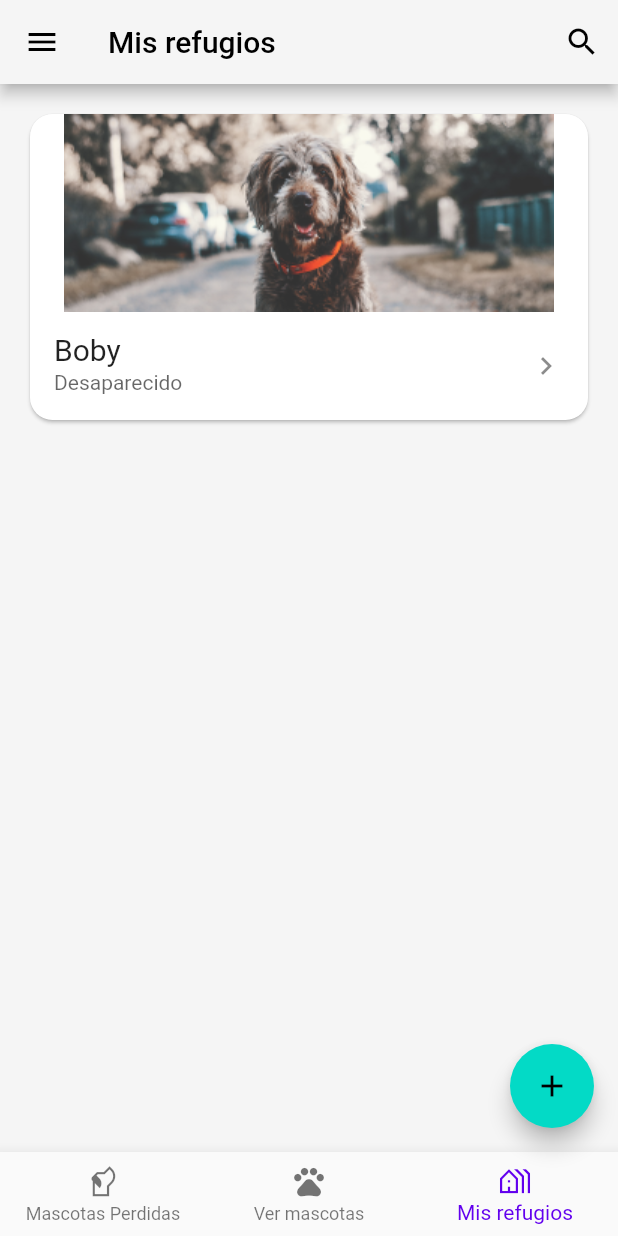
After one commit to Capdoo/flutter-tallermovil-grupo7, a Flutter app: the Refuges screen opened by its route, on a phone screen of 412 x 824 dp. The commit adds this screen. Run offline on Flutter 3.47's test engine with Material 2 defaults, Android fonts, the phone set to English and light mode, and no system bars; missing offline and left inert: dart:js.

Commit message:
feat: add my refuges section

```diff
--- a/lib/src/routes/routes.dart
+++ b/lib/src/routes/routes.dart
@@ -3,16 +3,18 @@ import 'dart:js';
 import 'package:flutter/material.dart';
 import 'package:flutter_tallermovil_grupo7/src/screens/login.dart';
 import 'package:flutter_tallermovil_grupo7/src/screens/home.dart';
+import 'package:flutter_tallermovil_grupo7/src/screens/my_refugees.dart';
 import 'package:flutter_tallermovil_grupo7/src/screens/sign_up.dart';
 import 'package:flutter_tallermovil_grupo7/src/screens/sign_upp_app.dart';
 import 'package:flutter_tallermovil_grupo7/src/screens/landing_page.dart';
 
-const initialRoute= "/home";
+const initialRoute = "/home";
 
 final Map<String, WidgetBuilder> routes = {
   '/landing': (context) => const Landing(),
   '/sign-up': (context) => const SignUp(),
   '/sign-up-app': (context) => const SignUpApp(),
   '/login': (context) => const Login(),
+  '/my-refuges': (context) => const Refuges(),
   '/home': (context) => const Home()
 };
--- /dev/null
+++ b/lib/src/screens/my_refugees.dart
@@ -0,0 +1,105 @@
+import 'package:flutter/material.dart';
+
+import '../widgets/bottom_navigation.dart';
+import '../widgets/custom_card.dart';
+
+class Refuges extends StatefulWidget {
+  const Refuges({Key? key}) : super(key: key);
+
+  @override
+  _RefugesState createState() => _RefugesState();
+}
+
+class _RefugesState extends State<Refuges> {
+  int _selectedIndex = 2;
+  static const TextStyle optionStyle =
+      TextStyle(fontSize: 30, fontWeight: FontWeight.bold);
+  static const List<Widget> _widgetOptions = <Widget>[
+    Text(
+      'Index 0: Mascotas perdidas',
+      style: optionStyle,
+    ),
+    Text(
+      'Index 1: Ver mascotas',
+      style: optionStyle,
+    ),
+    Text(
+      'Index 2: Mis refugios',
+      style: optionStyle,
+    ),
+  ];
+
+  void _onItemTapped(int index) {
+    setState(() {
+      _selectedIndex = index;
+    });
+  }
+
+  Drawer getDrawer(BuildContext context) {
+    DrawerHeader header = const DrawerHeader(child: Text("Settings"));
+    AboutListTile about = const AboutListTile(
+        applicationIcon: Icon(Icons.favorite),
+        icon: Icon(Icons.info),
+        child: Text("Acerca de Pets World"));
+    ListTile getItem(Icon icon, String descripcion, String route) {
+      return ListTile(
+          leading: icon,
+          title: Text(descripcion),
+          onTap: () {
+            Navigator.pushNamed(context, route);
+          });
+    }
+
+    ListView getList() {
+      return ListView(
+        children: [header, getItem(const Icon(Icons.home), "Home", "/"), about],
+      );
+    }
+
+    return Drawer(child: getList());
+  }
+
+  @override
+  Widget build(BuildContext context) {
+    return Scaffold(
+      backgroundColor: const Color(0xFFF5F5F5),
+      appBar: AppBar(
+        iconTheme: const IconThemeData(color: Colors.black),
+        leading: const Icon(Icons.menu),
+        title:
+            const Text('Mis refugios', style: TextStyle(color: Colors.black)),
+        actions: <Widget>[
+          IconButton(
+            icon: const Icon(Icons.search),
+            tooltip: 'Search',
+            onPressed: () {
+              // openSearchPage(context);
+            },
+          ),
+        ],
+        backgroundColor: const Color(0xFFF5F5F5),
+      ),
+      drawer: getDrawer(context),
+      floatingActionButton: FloatingActionButton(
+        backgroundColor: const Color(0xff03dac6),
+        foregroundColor: Colors.black,
+        onPressed: () {
+          // Respond to button press
+        },
+        child: const Icon(Icons.add),
+      ),
+      body: SizedBox(
+          child: Wrap(
+        children: const [
+          CustomCard(
+              imagePath: "assets/images/dog.png",
+              title: "Boby",
+              description: "Desaparecido",
+              route: "/"),
+        ],
+      )),
+      bottomNavigationBar: CustomBottomNavigationBar(
+          selectedIndex: _selectedIndex, onItemTapped: _onItemTapped),
+    );
+  }
+}
```
